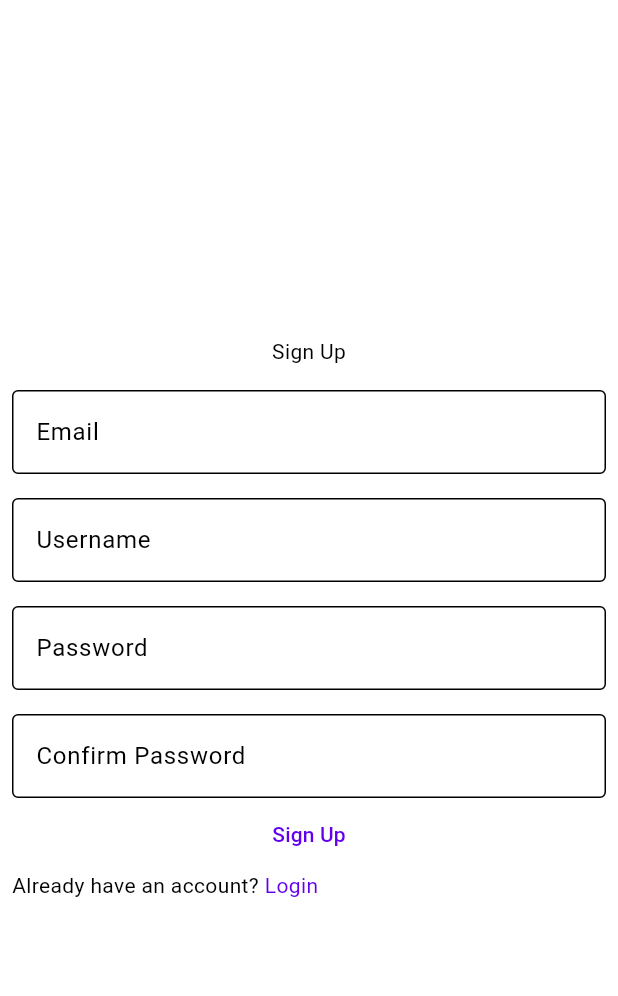
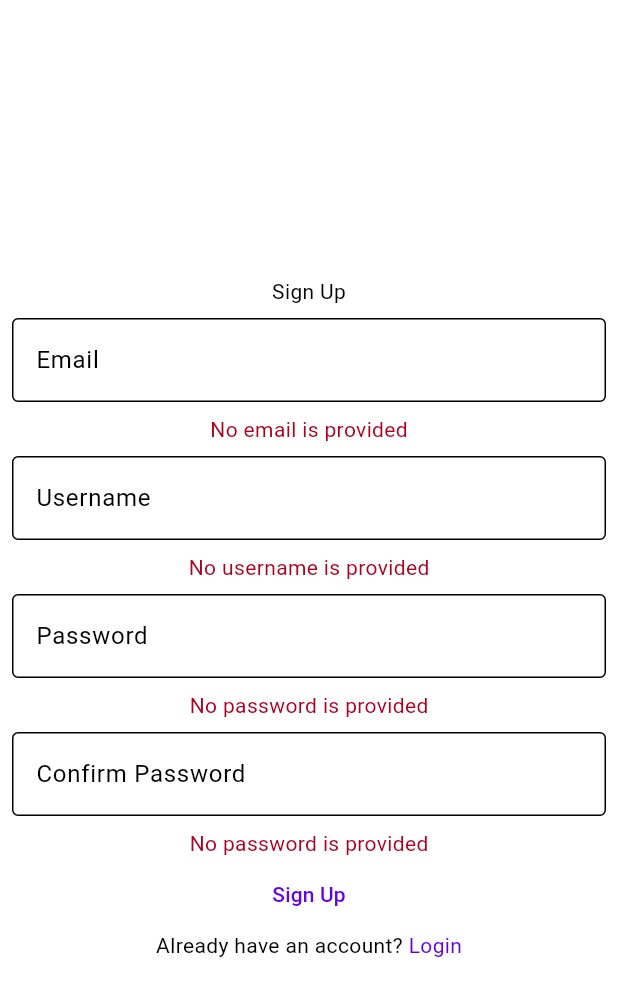
Before and after one commit to LanzoMA/sprinter_mobile, a Flutter app: the SignUpPage screen opened directly, after a tap on "Sign Up", on a phone screen of 412 x 824 dp. Shown: the top 996 px of the screen. Run offline on Flutter 3.47's test engine with Material 3 defaults, Android fonts, the light colour scheme and no system bars; our stand-ins replace dio.

Commit message:
added error messages

```diff
--- a/lib/pages/sign_up_page.dart
+++ b/lib/pages/sign_up_page.dart
@@ -17,20 +17,51 @@ class _SignUpPageState extends State<SignUpPage> {
   TextEditingController passwordController = TextEditingController();
   TextEditingController confirmPasswordController = TextEditingController();
 
+  String emailErrorMessage = '';
+  String usernameErrorMessage = '';
+  String passwordErrorMessage = '';
+  String confirmPasswordErrorMessage = '';
+
   void signUp() async {
+    setState(() {
+      emailErrorMessage = usernameErrorMessage =
+          passwordErrorMessage = confirmPasswordErrorMessage = '';
+    });
+
     final String email = emailController.text.trim();
     final String username = usernameController.text.trim();
     final String password = passwordController.text.trim();
     final String confirmPassword = confirmPasswordController.text.trim();
+
+    if (email.isEmpty) emailErrorMessage = 'No email is provided';
+    if (username.isEmpty) usernameErrorMessage = 'No username is provided';
+    if (password.isEmpty) passwordErrorMessage = 'No password is provided';
+    if (confirmPassword.isEmpty)
+      confirmPasswordErrorMessage = 'No password is provided';
 
     final bool isAnyFieldEmpty = email.isEmpty ||
         username.isEmpty ||
         password.isEmpty ||
         confirmPassword.isEmpty;
 
-    if (isAnyFieldEmpty) return;
-    if (password != confirmPassword) return;
-    if (password.length < 8) return;
+    if (isAnyFieldEmpty) {
+      setState(() {});
+      return;
+    }
+
+    if (password != confirmPassword) {
+      setState(() {
+        confirmPasswordErrorMessage = 'Passwords do not match';
+      });
+      return;
+    }
+
+    if (password.length < 8) {
+      setState(() {
+        passwordErrorMessage = 'Password is less than 8 characters';
+      });
+      return;
+    }
 
     final Map<String, String> data = {
       'email': email,
@@ -53,6 +84,9 @@ class _SignUpPageState extends State<SignUpPage> {
       );
     } catch (error) {
       print(error);
+      setState(() {
+        emailErrorMessage = 'Account already registed with this email';
+      });
     }
   }
 
@@ -61,37 +95,85 @@ class _SignUpPageState extends State<SignUpPage> {
     return Scaffold(
       body: Padding(
         padding: const EdgeInsets.all(8.0),
+        child: SafeArea(
+          child: Center(
+            child: SingleChildScrollView(
               child: Column(
                 mainAxisAlignment: MainAxisAlignment.center,
                 children: [
                   const Text('Sign Up'),
-            const SizedBox(height: 16),
-            SprinterTextField(
+                  Padding(
+                    padding: const EdgeInsets.symmetric(vertical: 8.0),
+                    child: SprinterTextField(
                       hintText: 'Email',
                       controller: emailController,
                     ),
-            const SizedBox(height: 16),
-            SprinterTextField(
+                  ),
+                  Visibility(
+                    visible: emailErrorMessage.isNotEmpty,
+                    child: Text(
+                      emailErrorMessage,
+                      style: TextStyle(
+                        color: Theme.of(context).colorScheme.error,
+                      ),
+                    ),
+                  ),
+                  Padding(
+                    padding: const EdgeInsets.symmetric(vertical: 8.0),
+                    child: SprinterTextField(
                       hintText: 'Username',
                       controller: usernameController,
                     ),
-            const SizedBox(height: 16),
-            SprinterTextField(
+                  ),
+                  Visibility(
+                    visible: usernameErrorMessage.isNotEmpty,
+                    child: Text(
+                      usernameErrorMessage,
+                      style: TextStyle(
+                        color: Theme.of(context).colorScheme.error,
+                      ),
+                    ),
+                  ),
+                  Padding(
+                    padding: const EdgeInsets.symmetric(vertical: 8.0),
+                    child: SprinterTextField(
                       hintText: 'Password',
                       obscureText: true,
                       controller: passwordController,
                     ),
-            const SizedBox(height: 16),
-            SprinterTextField(
+                  ),
+                  Visibility(
+                    visible: passwordErrorMessage.isNotEmpty,
+                    child: Text(
+                      passwordErrorMessage,
+                      style: TextStyle(
+                        color: Theme.of(context).colorScheme.error,
+                      ),
+                    ),
+                  ),
+                  Padding(
+                    padding: const EdgeInsets.symmetric(vertical: 8.0),
+                    child: SprinterTextField(
                       hintText: 'Confirm Password',
                       obscureText: true,
                       controller: confirmPasswordController,
+                    ),
+                  ),
+                  Visibility(
+                    visible: confirmPasswordErrorMessage.isNotEmpty,
+                    child: Text(
+                      confirmPasswordErrorMessage,
+                      style: TextStyle(
+                        color: Theme.of(context).colorScheme.error,
+                      ),
+                    ),
                   ),
                   TextButton(
                     onPressed: signUp,
                     child: const Text('Sign Up'),
                   ),
                   Row(
+                    mainAxisAlignment: MainAxisAlignment.center,
                     children: [
                       const Text('Already have an account? '),
                       InkWell(
@@ -114,6 +196,9 @@ class _SignUpPageState extends State<SignUpPage> {
                 ],
               ),
             ),
+          ),
+        ),
+      ),
     );
   }
 }
--- a/lib/utils/constants.dart
+++ b/lib/utils/constants.dart
@@ -2,6 +2,6 @@ import 'package:dio/dio.dart';
 
 const host = 'http://192.168.223.200';
 const port = '5000';
-const url = '${host}:${port}';
+const url = '$host:$port';
 
 final Dio dio = Dio();
```
Lines whose indentation alone changed are shown as unchanged.
